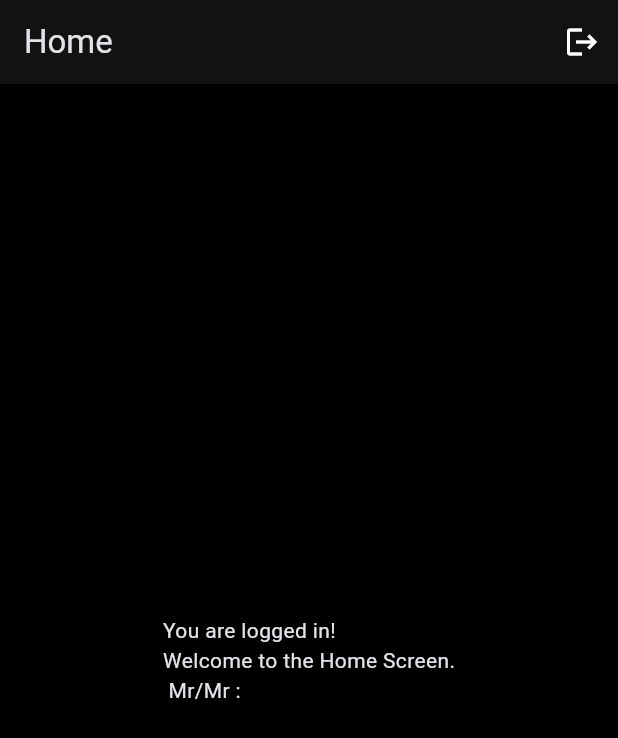
After one commit to Nadun-Charuka/flutter_reddit_clone, a Flutter app: the screen it shows once a user with an empty profile is signed in, after a tap on the "logout" icon, on a phone screen of 412 x 824 dp. The commit adds this screen. Shown: the top 738 px of the screen. Run offline on Flutter 3.47's test engine with Material 3 defaults, Android fonts, the light colour scheme and no system bars; our stand-ins replace cloud_firestore, firebase_auth, firebase_core, firebase_storage, flutter_riverpod, fpdart and 2 more; accounts and stored records are empty; network calls fail.

Commit message:
auth done halfly

```diff
--- a/lib/features/auth/controller/auth_controller.dart
+++ b/lib/features/auth/controller/auth_controller.dart
@@ -1,3 +1,4 @@
+import 'package:firebase_auth/firebase_auth.dart';
 import 'package:flutter/material.dart';
 import 'package:flutter_reddit_clone/core/utils.dart';
 import 'package:flutter_reddit_clone/features/auth/repository/auth_repository.dart';
@@ -5,6 +6,12 @@ import 'package:flutter_reddit_clone/model/user_model.dart';
 import 'package:flutter_riverpod/flutter_riverpod.dart';
 
 final userProvider = StateProvider<UserModel?>((ref) => null);
+
+// This provider listens for real-time authentication changes from Firebase.
+final authStateChangesProvider = StreamProvider((ref) {
+  final authController = ref.watch(authControllerProvider.notifier);
+  return authController.authStateChanges;
+});
 
 final authControllerProvider = StateNotifierProvider<AuthController, bool>(
   (ref) => AuthController(
@@ -19,7 +26,21 @@ class AuthController extends StateNotifier<bool> {
   AuthController({required AuthRepository authRepository, required Ref ref})
     : _authRepository = authRepository,
       _ref = ref,
-      super(false);
+      super(false) {
+    // This part is crucial for state persistence.
+    // We listen to Firebase Auth state changes and get the user's data.
+    authStateChanges.listen((user) {
+      if (user != null) {
+        getUserData(user.uid).then((userModel) {
+          _ref.read(userProvider.notifier).update((state) => userModel);
+        });
+      } else {
+        _ref.read(userProvider.notifier).update((state) => null);
+      }
+    });
+  }
+
+  Stream<User?> get authStateChanges => _authRepository.authStateChanges;
 
   void signInWithGoogle(BuildContext context) async {
     state = true;
@@ -34,4 +55,17 @@ class AuthController extends StateNotifier<bool> {
           ),
     );
   }
+
+  Future<UserModel> getUserData(String uid) {
+    return _authRepository.getUserData(uid).first;
+  }
+
+  void logOut(BuildContext context) async {
+    final result = await _authRepository.logOut();
+    result.fold(
+      (l) => showSnackBar(context, l.message),
+      (r) =>
+          null, // On success, nothing needs to be done here as the stream will handle it
+    );
+  }
 }
--- a/lib/features/auth/repository/auth_repository.dart
+++ b/lib/features/auth/repository/auth_repository.dart
@@ -86,4 +86,18 @@ class AuthRepository {
               UserModel.fromJson(snapshot.data() as Map<String, dynamic>),
         );
   }
+
+  FutureVoid logOut() async {
+    try {
+      await _firebaseAuth.signOut();
+      return right(null);
+    } on FirebaseException catch (e) {
+      return left(Failure(e.message.toString()));
+    } catch (e) {
+      return left(Failure(e.toString()));
+    }
+  }
+
+  // Add this getter
+  Stream<User?> get authStateChanges => _firebaseAuth.authStateChanges();
 }
--- a/lib/features/auth/screen/login_screen.dart
+++ b/lib/features/auth/screen/login_screen.dart
@@ -12,18 +12,32 @@ class LoginScreen extends ConsumerWidget {
   Widget build(BuildContext context, WidgetRef ref) {
     final isLoading = ref.watch(authControllerProvider);
     return Scaffold(
-      appBar: AppBar(
+      appBar: !isLoading
+          ? AppBar(
               centerTitle: true,
               title: Image.asset(Constants.logoUrl, height: 40),
               actions: [
                 TextButton(
                   onPressed: () {},
-            child: Text("Skip", style: TextStyle(fontWeight: FontWeight.bold)),
+                  child: Text(
+                    "Skip",
+                    style: TextStyle(fontWeight: FontWeight.bold),
+                  ),
                 ),
               ],
+            )
+          : null,
+      body: isLoading
+          ? Scaffold(
+              body: Column(
+                spacing: 20,
+                mainAxisAlignment: MainAxisAlignment.center,
+                children: [
+                  Text("Loggin.........."),
+                  Loader(),
+                ],
               ),
-      body: isLoading
-          ? const Loader()
+            )
           : Padding(
               padding: const EdgeInsets.all(8.0),
               child: Column(
--- /dev/null
+++ b/lib/features/home/home_screen.dart
@@ -0,0 +1,35 @@
+import 'package:flutter/material.dart';
+import 'package:flutter_reddit_clone/features/auth/controller/auth_controller.dart';
+import 'package:flutter_riverpod/flutter_riverpod.dart';
+
+class HomeScreen extends ConsumerWidget {
+  const HomeScreen({super.key});
+
+  void logOut(WidgetRef ref, BuildContext context) {
+    ref.read(authControllerProvider.notifier).logOut(context);
+  }
+
+  @override
+  Widget build(BuildContext context, WidgetRef ref) {
+    final user = ref.watch(userProvider);
+
+    return Scaffold(
+      appBar: AppBar(
+        title: const Text('Home'),
+        actions: [
+          IconButton(
+            icon: const Icon(Icons.logout),
+            onPressed: () {
+              logOut(ref, context);
+            },
+          ),
+        ],
+      ),
+      body: Center(
+        child: Text(
+          'You are logged in! \nWelcome to the Home Screen.\n Mr/Mr :${user?.name ?? ""} ',
+        ),
+      ),
+    );
+  }
+}
--- a/lib/main.dart
+++ b/lib/main.dart
@@ -1,9 +1,12 @@
 import 'package:firebase_core/firebase_core.dart';
 import 'package:flutter/material.dart';
+import 'package:flutter_reddit_clone/features/auth/controller/auth_controller.dart';
 import 'package:flutter_reddit_clone/features/auth/screen/login_screen.dart';
 import 'package:flutter_reddit_clone/firebase_options.dart';
 import 'package:flutter_reddit_clone/theme/pallete.dart';
 import 'package:flutter_riverpod/flutter_riverpod.dart';
+import 'package:go_router/go_router.dart';
+import 'package:flutter_reddit_clone/features/home/home_screen.dart';
 
 void main() async {
   WidgetsFlutterBinding.ensureInitialized();
@@ -11,16 +14,67 @@ void main() async {
   runApp(ProviderScope(child: MyApp()));
 }
 
-class MyApp extends StatelessWidget {
+final routerProvider = Provider<GoRouter>((ref) {
+  final authState = ref.watch(authStateChangesProvider);
+  return GoRouter(
+    initialLocation: '/',
+    routes: [
+      GoRoute(
+        path: '/',
+        builder: (context, state) {
+          // Check if the user is logged in
+          return authState.when(
+            data: (user) =>
+                user == null ? const LoginScreen() : const HomeScreen(),
+            loading: () => const Center(child: CircularProgressIndicator()),
+            error: (err, stack) => Text('Error: $err'),
+          );
+        },
+      ),
+      GoRoute(
+        path: '/home',
+        builder: (context, state) => const HomeScreen(),
+      ),
+      GoRoute(
+        path: '/login',
+        builder: (context, state) => const LoginScreen(),
+      ),
+    ],
+    // Redirect logic to handle authentication state changes
+    redirect: (BuildContext context, GoRouterState state) {
+      final loggedIn = authState.value != null;
+      final loggingIn = state.uri.toString() == '/login';
+      final homeRoute = state.uri.toString() == '/home';
+
+      // If not logged in and not on the login page, redirect to login
+      if (!loggedIn && !loggingIn) {
+        return '/login';
+      }
+      // If logged in and on the login page, redirect to home
+      if (loggedIn && loggingIn) {
+        return '/home';
+      }
+      // If logged in and on the home page, no redirect is needed
+      if (loggedIn && homeRoute) {
+        return null;
+      }
+      // No redirect otherwise
+      return null;
+    },
+  );
+});
+
+class MyApp extends ConsumerWidget {
   const MyApp({super.key});
 
   @override
-  Widget build(BuildContext context) {
-    return MaterialApp(
+  Widget build(BuildContext context, WidgetRef ref) {
+    final router = ref.watch(routerProvider);
+    return MaterialApp.router(
       title: "Reddit Clone",
       theme: Pallete.darkModeAppTheme,
       debugShowCheckedModeBanner: false,
-      home: LoginScreen(),
+      routerConfig: router,
     );
   }
 }
```
Also changed, not shown: 1 other file. Lines whose indentation alone changed are shown as unchanged.
